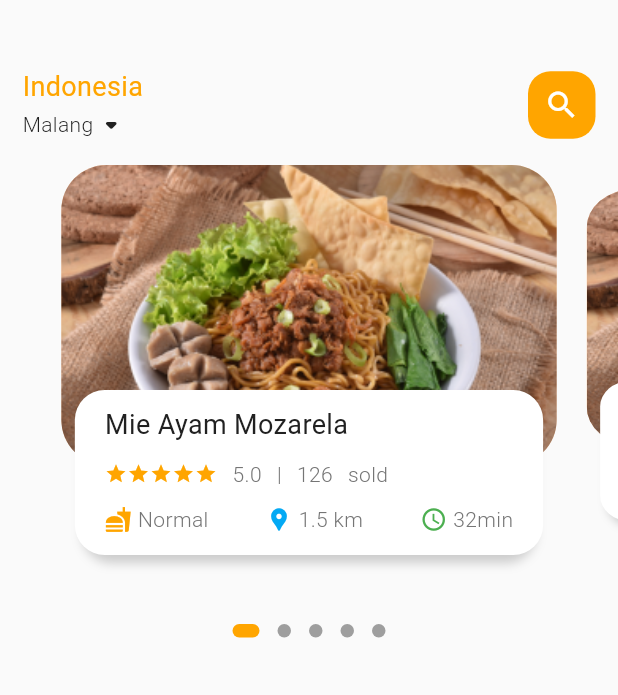
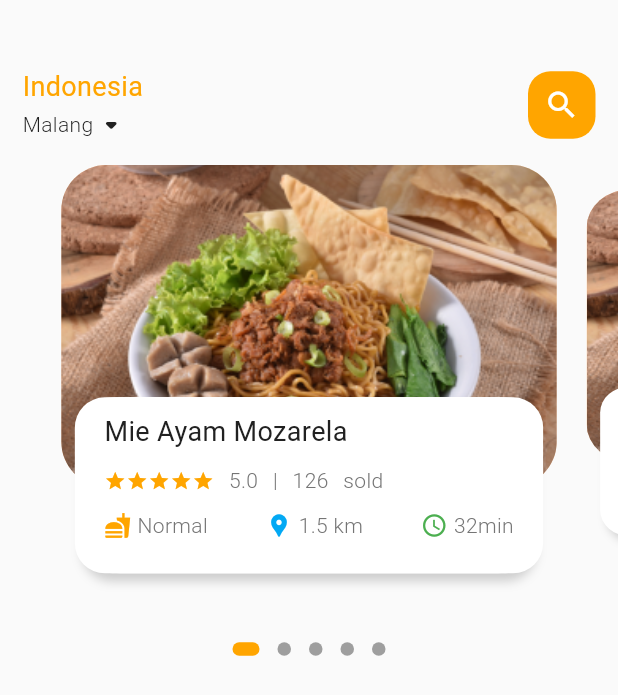
Before and after one commit to Syaroful/food_delivery_app, a Flutter app: the screen it shows after launch, on a phone screen of 412 x 824 dp. Shown: the top 695 px of the screen. Run offline on Flutter 3.47's test engine with Material 2 defaults, Android fonts, the phone set to English and light mode, and no system bars; drawn by our look-alikes of dots_indicator; our stand-ins replace get, google_fonts.

Commit message:
layout: dimention touch up

```diff
--- /dev/null
+++ b/lib/config/dimensions.dart
@@ -0,0 +1,19 @@
+import 'package:get/get.dart';
+
+class Dimensions {
+  static double screenHeight = Get.context!.height;
+  static double screenWidth = Get.context!.width;
+
+  static double pageView = screenHeight / 2.64;
+  static double pageViewContainer = screenHeight / 3.84;
+  static double pageViewTextContainer = screenHeight / 7.03;
+
+  static double height10 = screenHeight / 84.4;
+  static double height15 = screenHeight / 56.3;
+  static double height20 = screenHeight / 42.2;
+  static double height25 = screenHeight / 33.8;
+  static double height30 = screenHeight / 28.2;
+  static double height35 = screenHeight / 24.1;
+  static double height40 = screenHeight / 21.1;
+  static double height45 = screenHeight / 18.7;
+}
--- a/lib/home/food_page_body.dart
+++ b/lib/home/food_page_body.dart
@@ -1,6 +1,7 @@
 import 'package:dots_indicator/dots_indicator.dart';
 import 'package:flutter/material.dart';
 import 'package:food_delivery_app/config/app_color.dart';
+import 'package:food_delivery_app/config/dimensions.dart';
 import 'package:food_delivery_app/widgets/big_text.dart';
 import 'package:food_delivery_app/widgets/icon_text_widget.dart';
 import 'package:food_delivery_app/widgets/small_text.dart';
@@ -16,7 +17,7 @@ class _FoodPageBodyState extends State<FoodPageBody> {
   PageController pageController = PageController(viewportFraction: 0.85);
   var _currPageValue = 0.0;
   double _scaleFactor = 0.85;
-  double _height = 220;
+  double _height = Dimensions.pageViewContainer;
 
   @override
   void initState() {
@@ -38,7 +39,7 @@ class _FoodPageBodyState extends State<FoodPageBody> {
     return Column(
       children: [
         Container(
-          height: 300,
+          height: Dimensions.pageView,
           child: PageView.builder(
               controller: pageController,
               itemCount: 5,
@@ -91,7 +92,7 @@ class _FoodPageBodyState extends State<FoodPageBody> {
       child: Stack(
         children: [
           Container(
-            height: 200,
+            height: Dimensions.pageViewContainer,
             margin: const EdgeInsets.only(right: 10, left: 10),
             decoration: BoxDecoration(
               borderRadius: BorderRadius.circular(30),
@@ -105,7 +106,7 @@ class _FoodPageBodyState extends State<FoodPageBody> {
           Align(
             alignment: Alignment.bottomCenter,
             child: Container(
-              height: 110,
+              height: Dimensions.pageViewTextContainer,
               margin: const EdgeInsets.only(left: 24, right: 24, bottom: 40),
               decoration: BoxDecoration(
                 color: Colors.white,
@@ -128,12 +129,16 @@ class _FoodPageBodyState extends State<FoodPageBody> {
                 ],
               ),
               child: Padding(
-                padding: const EdgeInsets.only(top: 10, left: 15, right: 15),
+                padding: EdgeInsets.only(
+                  top: Dimensions.height10,
+                  left: Dimensions.height15,
+                  right: Dimensions.height15,
+                ),
                 child: Column(
                   crossAxisAlignment: CrossAxisAlignment.start,
                   children: [
                     BigText(text: 'Mie Ayam Mozarela'),
-                    const SizedBox(height: 10),
+                    SizedBox(height: Dimensions.height10),
                     Row(
                       children: [
                         Wrap(
@@ -142,21 +147,21 @@ class _FoodPageBodyState extends State<FoodPageBody> {
                             (index) => Icon(
                               Icons.star,
                               color: AppColor.primary,
-                              size: 15,
+                              size: Dimensions.height15,
                             ),
                           ),
                         ),
-                        const SizedBox(width: 10),
+                        SizedBox(width: Dimensions.height10),
                         SmallText(text: '5.0'),
-                        const SizedBox(width: 10),
+                        SizedBox(width: Dimensions.height10),
                         SmallText(text: '|'),
-                        const SizedBox(width: 10),
+                        SizedBox(width: Dimensions.height10),
                         SmallText(text: '126'),
-                        const SizedBox(width: 10),
+                        SizedBox(width: Dimensions.height10),
                         SmallText(text: 'sold')
                       ],
                     ),
-                    const SizedBox(height: 10),
+                    SizedBox(height: Dimensions.height10),
                     const Row(
                       mainAxisAlignment: MainAxisAlignment.spaceBetween,
                       children: [
--- a/lib/home/main_food_page.dart
+++ b/lib/home/main_food_page.dart
@@ -14,6 +14,7 @@ class MainFoodPage extends StatefulWidget {
 class _MainFoodPageState extends State<MainFoodPage> {
   @override
   Widget build(BuildContext context) {
+    print('screenHeight: ${MediaQuery.of(context).size.height}');
     return Scaffold(
       body: Column(
         children: [
--- a/lib/main.dart
+++ b/lib/main.dart
@@ -1,6 +1,7 @@
 import 'package:flutter/material.dart';
 import 'package:food_delivery_app/config/app_color.dart';
 import 'package:food_delivery_app/home/main_food_page.dart';
+import 'package:get/get.dart';
 
 void main() {
   runApp(const MyApp());
@@ -11,7 +12,7 @@ class MyApp extends StatelessWidget {
 
   @override
   Widget build(BuildContext context) {
-    return MaterialApp(
+    return GetMaterialApp(
       debugShowCheckedModeBanner: false,
       title: 'YaMakan',
       theme: ThemeData(
--- a/pubspec.yaml
+++ b/pubspec.yaml
@@ -38,6 +38,7 @@ dependencies:
   cupertino_text_button: ^0.0.5
   google_fonts: ^6.1.0
   dots_indicator: ^3.0.0
+  get: ^4.6.5
 
 dev_dependencies:
   flutter_test:
```
Also changed, not shown: pubspec.lock.
